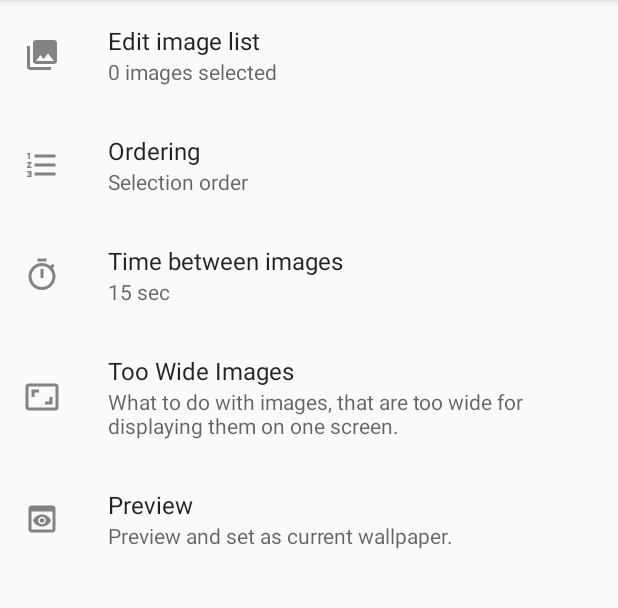
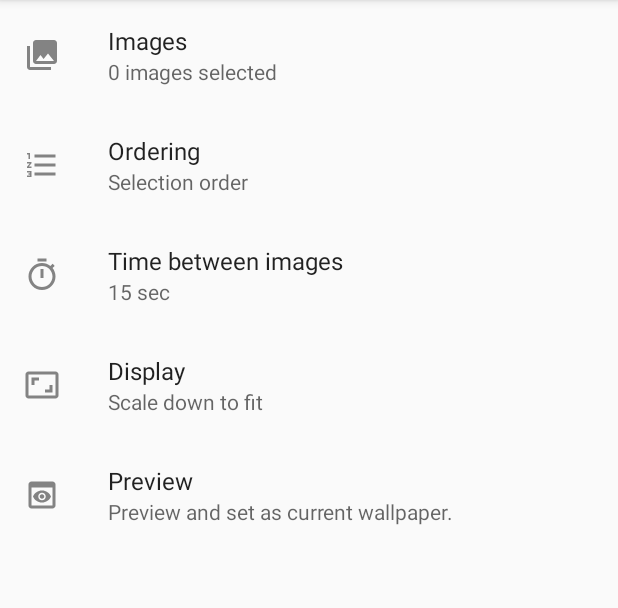
Before and after one commit to Doubi88/SlideshowWallpaper, an Android app: the screen it shows after launch (WallpaperPreferencesActivity), on a phone screen of 412 x 824 dp, the part 84-692 px from its top. Run offline under Robolectric (Android 15) with nearby library versions, the phone set to English and light mode, and no system bars; our stand-ins replace androidx.preference; 1 statement that could not run was skipped.

Commit message:
Translation cleanup and small bug fixes

```diff
--- a/app/src/main/java/de/tobi/slideshowwallpaper/preferences/SharedPreferencesManager.java
+++ b/app/src/main/java/de/tobi/slideshowwallpaper/preferences/SharedPreferencesManager.java
@@ -36,7 +36,6 @@ public class SharedPreferencesManager {
     private static final String PREFERENCE_KEY_LAST_INDEX = "last_index";
     private static final String PREFERENCE_KEY_URI_LIST = "pick_images";
     private static final String PREFERENCE_KEY_URI_LIST_RANDOM = "uri_list_random";
-    private static final String PREFERENCE_KEY_URI_LIST_ALPHABETICAL = "uri_list_alphabetical";
     private static final String PREFERENCE_KEY_SECONDS_BETWEEN = "seconds";
     private static final String PREFERENCE_KEY_TOO_WIDE_IMAGES_RULE = "too_wide_images_rule";
 
@@ -47,13 +46,7 @@ public class SharedPreferencesManager {
                 return list;
             }
         },
-        ALPHABETICAL(1, PREFERENCE_KEY_URI_LIST_ALPHABETICAL) {
-            @Override
-            public List<Uri> sort(List<Uri> list) {
-                return list; //TODO
-            }
-        },
-        RANDOM(2, PREFERENCE_KEY_URI_LIST_RANDOM) {
+        RANDOM(1, PREFERENCE_KEY_URI_LIST_RANDOM) {
             @Override
             public List<Uri> sort(List<Uri> list) {
                 List<Uri> result = new ArrayList<>(list);
@@ -149,7 +142,7 @@ public class SharedPreferencesManager {
 
     private String[] getUriList(Ordering ordering) {
         String list = preferences.getString(ordering.getPreferenceKey(), null);
-        if (list == null) {
+        if (list == null || list.equals("")) {
             return new String[0];
         } else {
             return list.split(";");
--- a/app/src/main/java/de/tobi/slideshowwallpaper/preferences/WallpaperPreferencesFragment.java
+++ b/app/src/main/java/de/tobi/slideshowwallpaper/preferences/WallpaperPreferencesFragment.java
@@ -42,7 +42,6 @@ public class WallpaperPreferencesFragment extends PreferenceFragmentCompat {
     public void onResume() {
         super.onResume();
         updateSummaries();
-        listener = this::updateSummary;
         getPreferenceManager().findPreference(getResources().getString(R.string.preference_preview_key)).setOnPreferenceClickListener(preference -> {
             Context ctx = getContext();
             if (ctx != null) {
@@ -56,7 +55,7 @@ public class WallpaperPreferencesFragment extends PreferenceFragmentCompat {
                 return false;
             }
         });
-        getPreferenceManager().getSharedPreferences().registerOnSharedPreferenceChangeListener(listener);
+        getPreferenceManager().getSharedPreferences().registerOnSharedPreferenceChangeListener(this::updateSummary);
     }
 
     private void updateSummaries() {
@@ -64,6 +63,7 @@ public class WallpaperPreferencesFragment extends PreferenceFragmentCompat {
         updateSummary(sharedPreferences, getResources().getString(R.string.preference_add_images_key));
         updateSummary(sharedPreferences, getResources().getString(R.string.preference_seconds_key));
         updateSummary(sharedPreferences, getResources().getString(R.string.preference_ordering_key));
+        updateSummary(sharedPreferences, getResources().getString(R.string.preference_too_wide_images_rule_key));
     }
 
     private <T> int getIndex(T[] values, T value) {
@@ -77,7 +77,9 @@ public class WallpaperPreferencesFragment extends PreferenceFragmentCompat {
     }
     private void updateSummary(SharedPreferences sharedPreferences, String key) {
         if (key.equals(getResources().getString(R.string.preference_add_images_key))) {
-            findPreference(key).setSummary(new SharedPreferencesManager(getPreferenceManager().getSharedPreferences()).getImageUris(SharedPreferencesManager.Ordering.SELECTION).size() + " " + getResources().getString(R.string.images_selected));
+            SharedPreferencesManager prefManager = new SharedPreferencesManager(sharedPreferences);
+            int imagesCount = prefManager.getImageUris(SharedPreferencesManager.Ordering.SELECTION).size();
+            findPreference(key).setSummary(getResources().getQuantityString(R.plurals.images_selected, imagesCount, imagesCount));
         } else if (key.equals(getResources().getString(R.string.preference_seconds_key))) {
             String[] seconds = getResources().getStringArray(R.array.seconds);
             String[] secondsValues = getResources().getStringArray(R.array.seconds_values);
@@ -87,9 +89,15 @@ public class WallpaperPreferencesFragment extends PreferenceFragmentCompat {
         } else if (key.equals(getResources().getString(R.string.preference_ordering_key))) {
             String[] orderings = getResources().getStringArray(R.array.orderings);
             String[] orderingValues = getResources().getStringArray(R.array.ordering_values);
-            String currentValue = sharedPreferences.getString(key, "selection");
+            String currentValue = sharedPreferences.getString(key, SharedPreferencesManager.Ordering.SELECTION.getValue(getResources()));
             int index = getIndex(orderingValues, currentValue);
             findPreference(key).setSummary(orderings[index]);
+        } else if (key.equals(getResources().getString(R.string.preference_too_wide_images_rule_key))) {
+            String[] displayRules = getResources().getStringArray(R.array.too_wide_images_rules);
+            String[] displayRuleValues = getResources().getStringArray(R.array.too_wide_images_rule_values);
+            String currentValue = sharedPreferences.getString(key, SharedPreferencesManager.TooWideImagesRule.SCALE_DOWN.getValue(getResources()));
+            int index = getIndex(displayRuleValues, currentValue);
+            findPreference(key).setSummary(displayRules[index]);
         }
 
     }
--- a/app/src/main/res/values/keys.xml
+++ b/app/src/main/res/values/keys.xml
@@ -27,7 +27,6 @@
     <string name="preference_preview_key" translatable="false">preview</string>
     <string-array name="ordering_values">
         <item>selection</item>
-        <item>name</item>
         <item>random</item>
     </string-array>
     <string-array name="too_wide_images_rule_values">
--- a/app/src/main/res/values/strings.xml
+++ b/app/src/main/res/values/strings.xml
@@ -21,23 +21,24 @@
 -->
 <resources>
     <string name="app_name">Slideshow Wallpaper</string>
-    <string name="preference_edit_image_list">Edit image list</string>
+    <string name="preference_edit_image_list">Images</string>
     <string name="preference_ordering">Ordering</string>
     <string name="error_reading_file">Error reading file</string>
     <string name="delete_button_description">Remove</string>
     <string name="preference_seconds">Time between images</string>
-    <string name="images_selected">images selected</string>
+    <plurals name="images_selected">
+        <item quantity="one">%d image selected</item>
+        <item quantity="other">%d images selected</item>
+    </plurals>
     <string name="image_view_description">Image</string>
     <string name="settings_name">Settings</string>
-    <string name="image_list_name">Image List</string>
-    <string name="preference_too_wide_images_rule">Too Wide Images</string>
-    <string name="preference_too_wide_images_rule_summary">What to do with images, that are too wide for displaying them on one screen.</string>
+    <string name="image_list_name">Images</string>
+    <string name="preference_too_wide_images_rule">Display</string>
     <string name="preference_preview">Preview</string>
     <string name="preference_preview_summary">Preview and set as current wallpaper.</string>
     <string name="add_image">Add Image(s)</string>
     <string-array name="orderings">
         <item>Selection order</item>
-        <item>Order by name</item>
         <item>Random</item>
     </string-array>
     <string-array name="too_wide_images_rules">
--- a/app/src/main/res/xml/wallpaper_preferences.xml
+++ b/app/src/main/res/xml/wallpaper_preferences.xml
@@ -44,7 +44,6 @@
     <ListPreference
         android:key="@string/preference_too_wide_images_rule_key"
         android:title="@string/preference_too_wide_images_rule"
-        android:summary="@string/preference_too_wide_images_rule_summary"
         android:entries="@array/too_wide_images_rules"
         android:entryValues="@array/too_wide_images_rule_values"
         app:icon="@drawable/ic_wide_handling" />
```
Also changed, not shown: 1 other file.
